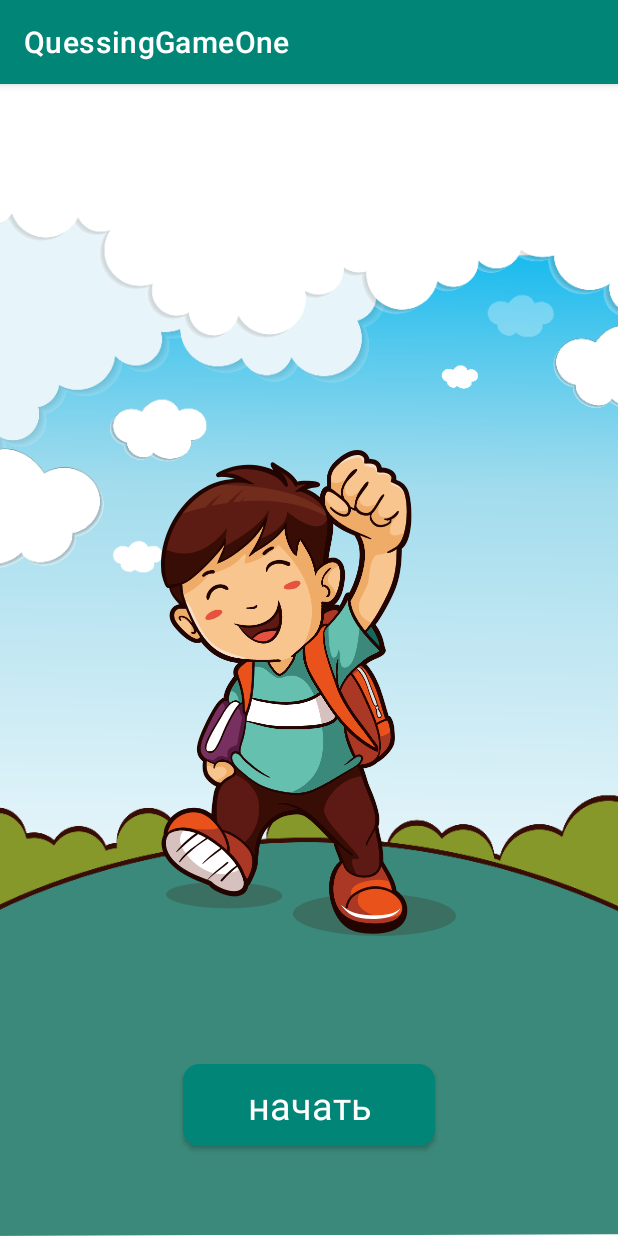
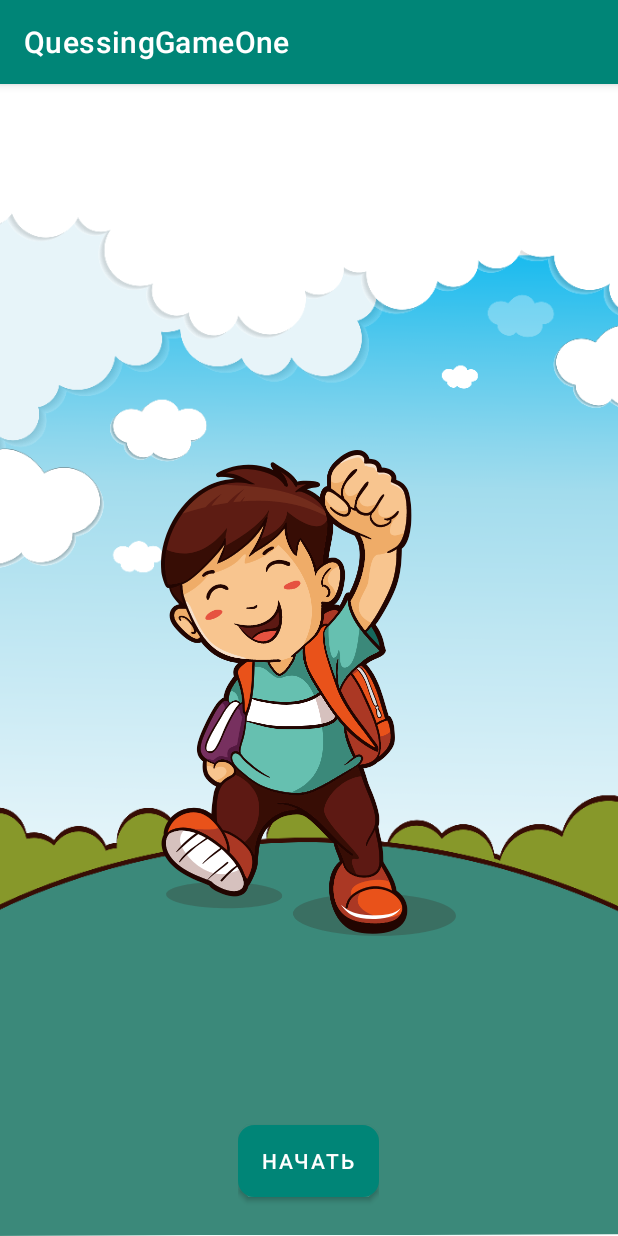
Before and after one commit to vasia18/QuessingGameOne, an Android app: the screen it shows after launch (MainActivity), on a phone screen of 412 x 824 dp. Run offline under Robolectric (Android 15) with nearby library versions, the phone set to English and light mode, and no system bars.

Commit message:
Добавил файл dimens.xml

```diff
--- a/app/src/main/AndroidManifest.xml
+++ b/app/src/main/AndroidManifest.xml
@@ -1,6 +1,9 @@
 <?xml version="1.0" encoding="utf-8"?>
 <manifest xmlns:android="http://schemas.android.com/apk/res/android"
     package="ru.vsebudettop">
+
+
+
 
     <application
         android:allowBackup="true"
--- a/app/src/main/java/ru/vsebudettop/MainActivity.java
+++ b/app/src/main/java/ru/vsebudettop/MainActivity.java
@@ -2,7 +2,10 @@ package ru.vsebudettop;
 
 import androidx.appcompat.app.AppCompatActivity;
 
+import android.content.Intent;
+import android.net.Uri;
 import android.os.Bundle;
+import android.view.View;
 
 public class MainActivity extends AppCompatActivity {
 
@@ -11,4 +14,9 @@ public class MainActivity extends AppCompatActivity {
 		super.onCreate(savedInstanceState);
 		setContentView(R.layout.activity_main);
 	}
+
+
+	public void Btn_Start_2(View view){
+
+	}
 }
--- a/app/src/main/res/drawable/style_btn_press_on.xml
+++ b/app/src/main/res/drawable/style_btn_press_on.xml
@@ -3,6 +3,4 @@
 
     <item android:drawable="@drawable/style_btn_stroke_and_fon_on" android:state_pressed="false" />
     <item android:drawable="@drawable/style_btn_stroke_and_fon_press" android:state_pressed="true" />
-
-
 </selector>
--- a/app/src/main/res/layout/activity_main.xml
+++ b/app/src/main/res/layout/activity_main.xml
@@ -31,18 +31,22 @@
 
 
     <LinearLayout
-        android:gravity="center"
-        android:layout_width="match_parent"
-        android:layout_height="wrap_content"
+        android:layout_width="wrap_content"
+        android:layout_height="100dp"
         android:layout_alignParentBottom="true"
         android:layout_centerHorizontal="true"
-        android:orientation="horizontal">
-
+        android:gravity="center"
+        android:orientation="horizontal"
+        android:padding="10dp">
 
         <Button
-            android:id="@+id/button_start"
-            style="@style/StyleButton"
-            android:text="@string/start_1" />
+            android:id="@+id/buttonSrart"
+            android:layout_width="wrap_content"
+            android:layout_height="wrap_content"
+            android:layout_weight="1"
+            android:background="@drawable/style_btn_press_on"
+            android:text="@string/button_start_1" />
+
 
     </LinearLayout>
 
--- a/app/src/main/res/values/dimens.xml
+++ b/app/src/main/res/values/dimens.xml
@@ -1,5 +1,6 @@
 <?xml version="1.0" encoding="utf-8"?>
 <resources>
+
     <dimen name="textSize">25sp</dimen>
 
 
--- a/app/src/main/res/values/strings.xml
+++ b/app/src/main/res/values/strings.xml
@@ -1,5 +1,5 @@
 <resources>
     <string name="app_name">QuessingGameOne</string>
     <string name="fon">fon</string>
-    <string name="start_1">начать</string>
+    <string name="button_start_1">начать</string>
 </resources>
--- a/app/src/main/res/values/styles.xml
+++ b/app/src/main/res/values/styles.xml
@@ -16,8 +16,8 @@
         //Нез заголовка у окна (значение true).
     </style>
 
-    <style name="StyleButton" parent="AppTheme">
 
+    <style name="StyleButton">
         <item name="android:layout_gravity">center_horizontal</item>
         <item name="android:layout_width">168dp</item>
         <item name="android:layout_height">wrap_content</item>
@@ -25,7 +25,7 @@
         <item name="android:textSize">@dimen/textSize</item>
         <item name="android:paddingRight">10dp</item>
         <item name="android:paddingLeft">10dp</item>
-        <item name="android:background">@drawable/style_btn_press_on</item>
+
 
     </style>
 
```
